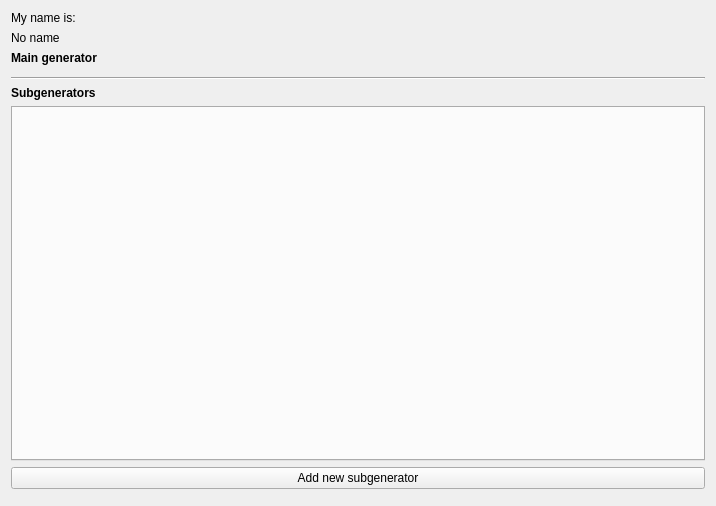
This is src/GUI/views/generatoredit.ui in FireFragment/generator-of-generators as Qt 5 draws it before an edit. The edited form follows.
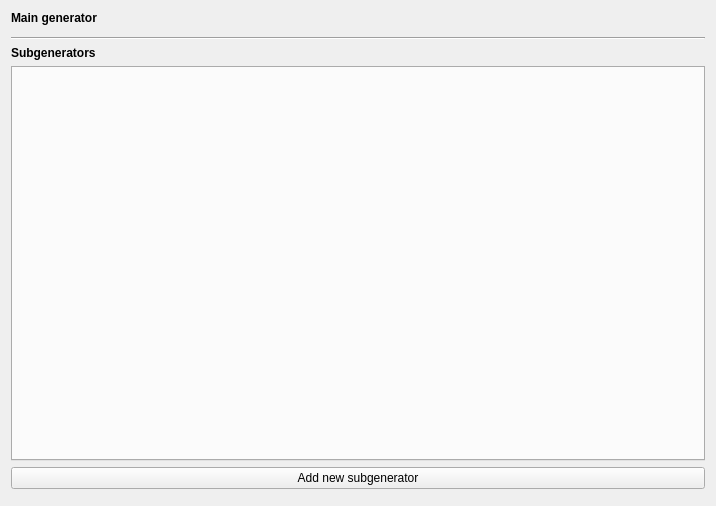
This is the edited form. Custom widgets are drawn as their Qt base class.

Commit message: Make `MainWindow` class + fix build errors

```diff
--- a/src/GUI/views/generatoredit.ui
+++ b/src/GUI/views/generatoredit.ui
@@ -14,20 +14,6 @@
    <string notr="true"/>
   </property>
   <layout class="QVBoxLayout" name="verticalLayout">
-   <item>
-    <widget class="QLabel" name="label">
-     <property name="text">
-      <string>My name is:</string>
-     </property>
-    </widget>
-   </item>
-   <item>
-    <widget class="QLabel" name="nameLbl">
-     <property name="text">
-      <string>No name</string>
-     </property>
-    </widget>
-   </item>
    <item>
     <widget class="QLabel" name="mainGeneratorLabel">
      <property name="font">
```
The commit also changes 9 other files.
